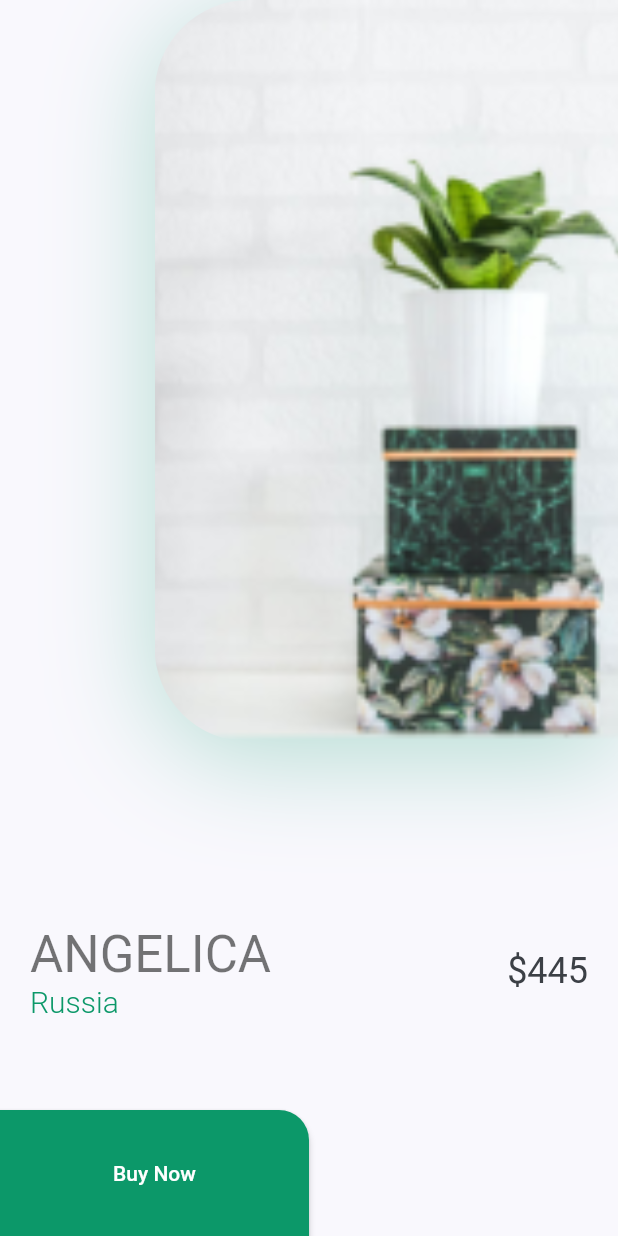
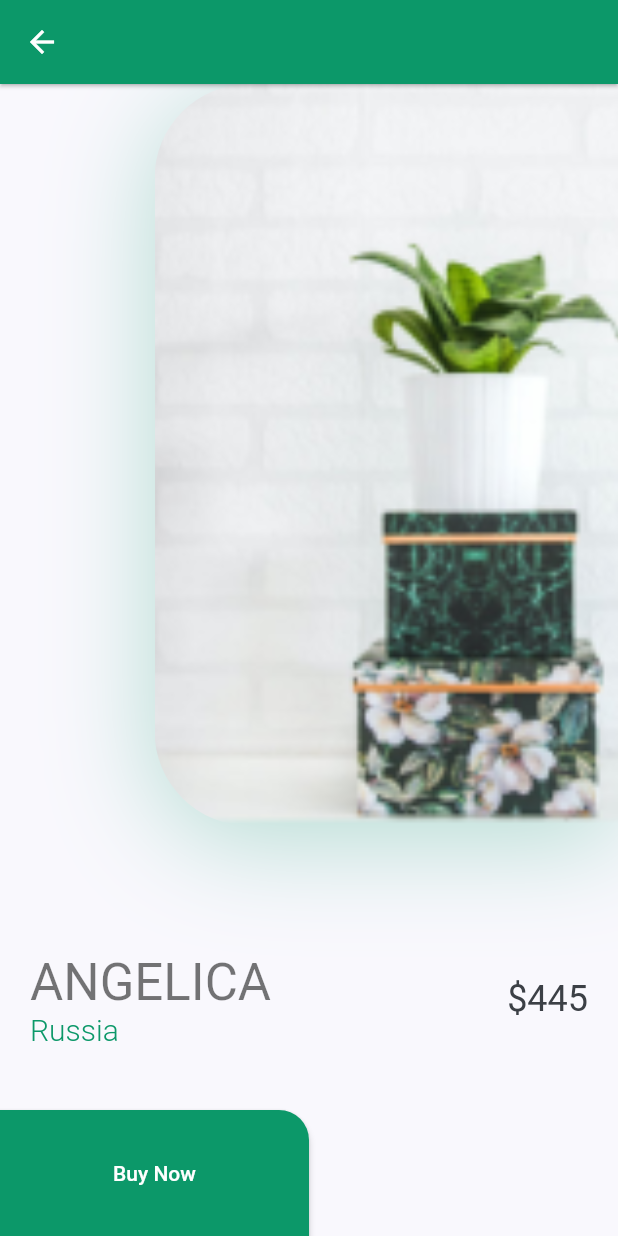
Before and after one commit to arllain/flutter, a Flutter app: the screen it shows after launch, after a tap on an icon or button, on a phone screen of 412 x 824 dp. Run offline on Flutter 3.47's test engine with Material 2 defaults, Android fonts, the phone set to English and light mode, and no system bars; our stand-ins replace flutter_svg.

Commit message:
Na tela 2, deve adicionar um botão de back, e ao ser clicado deve retornar para a tela 1

```diff
--- a/Intermediario/desafio/lib/screens/detail/plant_detail_screen.dart
+++ b/Intermediario/desafio/lib/screens/detail/plant_detail_screen.dart
@@ -1,6 +1,8 @@
 import 'package:challenge_ui_plant_app/models/plant.dart';
 import 'package:challenge_ui_plant_app/screens/detail/components/plant_detail_body.dart';
 import 'package:flutter/material.dart';
+
+import '../../constants.dart';
 
 class PlantDetailScreen extends StatelessWidget {
   const PlantDetailScreen({Key? key, required this.plant}) : super(key: key);
@@ -9,9 +11,18 @@ class PlantDetailScreen extends StatelessWidget {
   @override
   Widget build(BuildContext context) {
     return Scaffold(
+      appBar: buildAppBar(),
       body: PlantDetailBody(
         plant: plant,
       ),
     );
   }
+
+  AppBar buildAppBar() {
+    return AppBar(
+      //title: const Text("Plant Detail"),
+      backgroundColor: kPrimaryColor,
+      elevation: 1,
+    );
+  }
 }
```
Also changed, not shown: Intermediario/desafio/lib/screens/plants/components/item_card.dart (deleted, +0 -50 lines).
